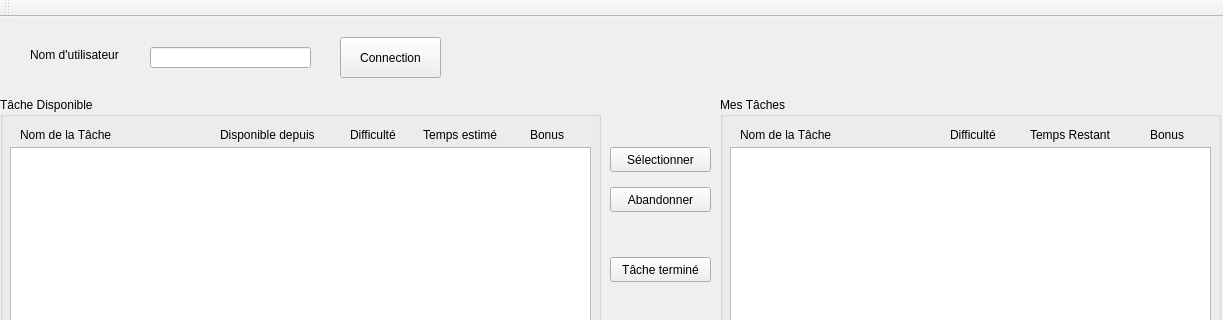
The window that client.ui (lehouxouelleta/cll12-GestionnaireAgile-Client) describes before a commit, drawn with Qt 5; both pictures show x 0 to 1223 and y 0 to 320 of the 1223 by 492 pixel window.
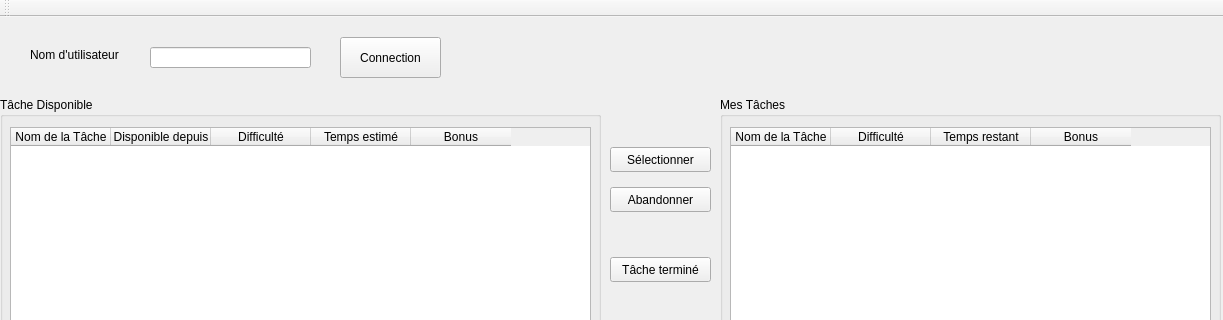
The same window after the commit.

Diff of the .ui file:
```diff
--- a/client.ui
+++ b/client.ui
@@ -88,70 +88,35 @@
     <property name="title">
      <string>Mes Tâches</string>
     </property>
-    <widget class="QLabel" name="lblBonus">
-     <property name="geometry">
-      <rect>
-       <x>430</x>
-       <y>30</y>
-       <width>61</width>
-       <height>15</height>
-      </rect>
-     </property>
-     <property name="text">
-      <string>Bonus</string>
-     </property>
-    </widget>
-    <widget class="QLabel" name="lblNomTache">
-     <property name="geometry">
-      <rect>
-       <x>20</x>
-       <y>30</y>
-       <width>121</width>
-       <height>16</height>
-      </rect>
-     </property>
-     <property name="text">
-      <string>Nom de la Tâche</string>
-     </property>
-    </widget>
-    <widget class="QLabel" name="lblTempsRestant">
-     <property name="geometry">
-      <rect>
-       <x>310</x>
-       <y>30</y>
-       <width>111</width>
-       <height>16</height>
-      </rect>
-     </property>
-     <property name="text">
-      <string>Temps Restant</string>
-     </property>
-    </widget>
-    <widget class="QLabel" name="lblDifficulte">
-     <property name="geometry">
-      <rect>
-       <x>230</x>
-       <y>30</y>
-       <width>61</width>
-       <height>15</height>
-      </rect>
-     </property>
-     <property name="frameShape">
-      <enum>QFrame::NoFrame</enum>
-     </property>
-     <property name="text">
-      <string>Difficulté</string>
-     </property>
-    </widget>
-    <widget class="QTableWidget" name="twMesTache">
+    <widget class="QTableWidget" name="twMesTaches">
      <property name="geometry">
       <rect>
        <x>10</x>
-       <y>50</y>
+       <y>30</y>
        <width>481</width>
-       <height>211</height>
+       <height>231</height>
       </rect>
      </property>
+     <column>
+      <property name="text">
+       <string>Nom de la Tâche</string>
+      </property>
+     </column>
+     <column>
+      <property name="text">
+       <string>Difficulté</string>
+      </property>
+     </column>
+     <column>
+      <property name="text">
+       <string>Temps restant</string>
+      </property>
+     </column>
+     <column>
+      <property name="text">
+       <string>Bonus</string>
+      </property>
+     </column>
     </widget>
    </widget>
    <widget class="QGroupBox" name="gbTacheServeur">
@@ -166,80 +131,40 @@
     <property name="title">
      <string>Tâche Disponible</string>
     </property>
-    <widget class="QLabel" name="lblTempsDisponibilite">
-     <property name="geometry">
-      <rect>
-       <x>220</x>
-       <y>30</y>
-       <width>121</width>
-       <height>16</height>
-      </rect>
-     </property>
-     <property name="text">
-      <string>Disponible depuis</string>
-     </property>
-    </widget>
-    <widget class="QLabel" name="lblNomTacheServeur">
-     <property name="geometry">
-      <rect>
-       <x>20</x>
-       <y>30</y>
-       <width>121</width>
-       <height>16</height>
-      </rect>
-     </property>
-     <property name="text">
-      <string>Nom de la Tâche</string>
-     </property>
-    </widget>
-    <widget class="QLabel" name="lblTempsServeur">
-     <property name="geometry">
-      <rect>
-       <x>420</x>
-       <y>30</y>
-       <width>101</width>
-       <height>16</height>
-      </rect>
-     </property>
-     <property name="text">
-      <string> Temps estimé</string>
-     </property>
-    </widget>
-    <widget class="QLabel" name="lblBonusServeur">
-     <property name="geometry">
-      <rect>
-       <x>530</x>
-       <y>30</y>
-       <width>61</width>
-       <height>15</height>
-      </rect>
-     </property>
-     <property name="text">
-      <string>Bonus</string>
-     </property>
-    </widget>
-    <widget class="QLabel" name="lblDifficulteServeur">
-     <property name="geometry">
-      <rect>
-       <x>350</x>
-       <y>30</y>
-       <width>61</width>
-       <height>15</height>
-      </rect>
-     </property>
-     <property name="text">
-      <string>Difficulté</string>
-     </property>
-    </widget>
     <widget class="QTableWidget" name="twTacheDispo">
      <property name="geometry">
       <rect>
        <x>10</x>
-       <y>50</y>
+       <y>30</y>
        <width>581</width>
-       <height>211</height>
+       <height>231</height>
       </rect>
      </property>
+     <column>
+      <property name="text">
+       <string>Nom de la Tâche</string>
+      </property>
+     </column>
+     <column>
+      <property name="text">
+       <string>Disponible depuis</string>
+      </property>
+     </column>
+     <column>
+      <property name="text">
+       <string>Difficulté</string>
+      </property>
+     </column>
+     <column>
+      <property name="text">
+       <string>Temps estimé</string>
+      </property>
+     </column>
+     <column>
+      <property name="text">
+       <string>Bonus</string>
+      </property>
+     </column>
     </widget>
    </widget>
    <widget class="QLabel" name="lblBonusTotal">
```
